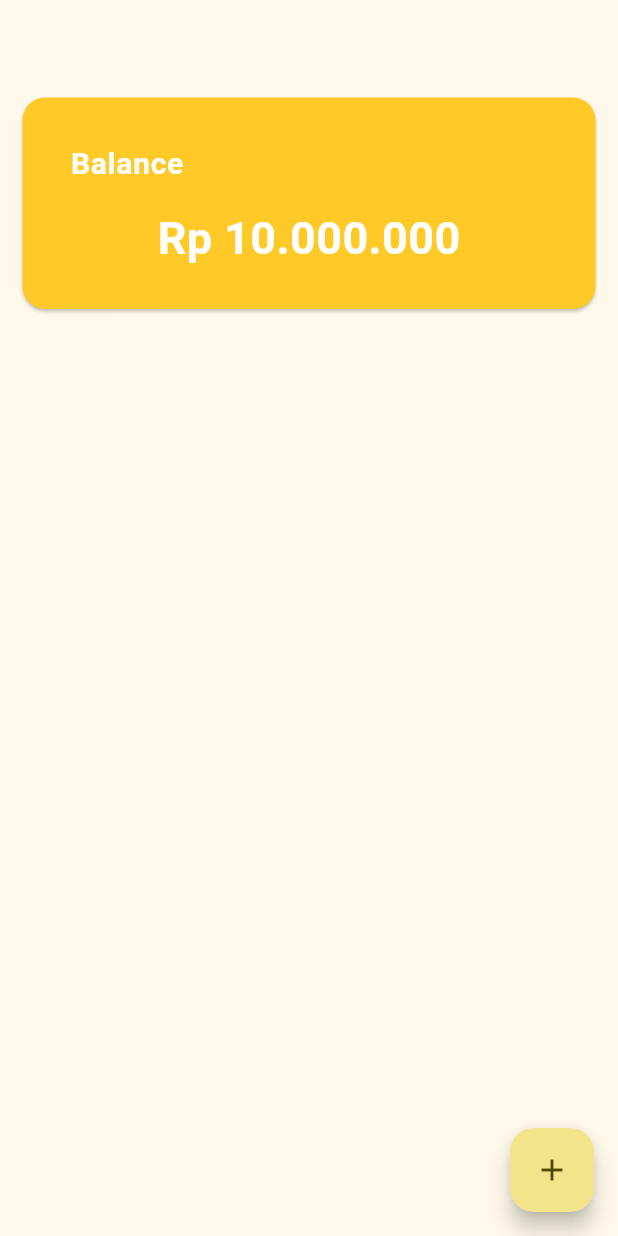
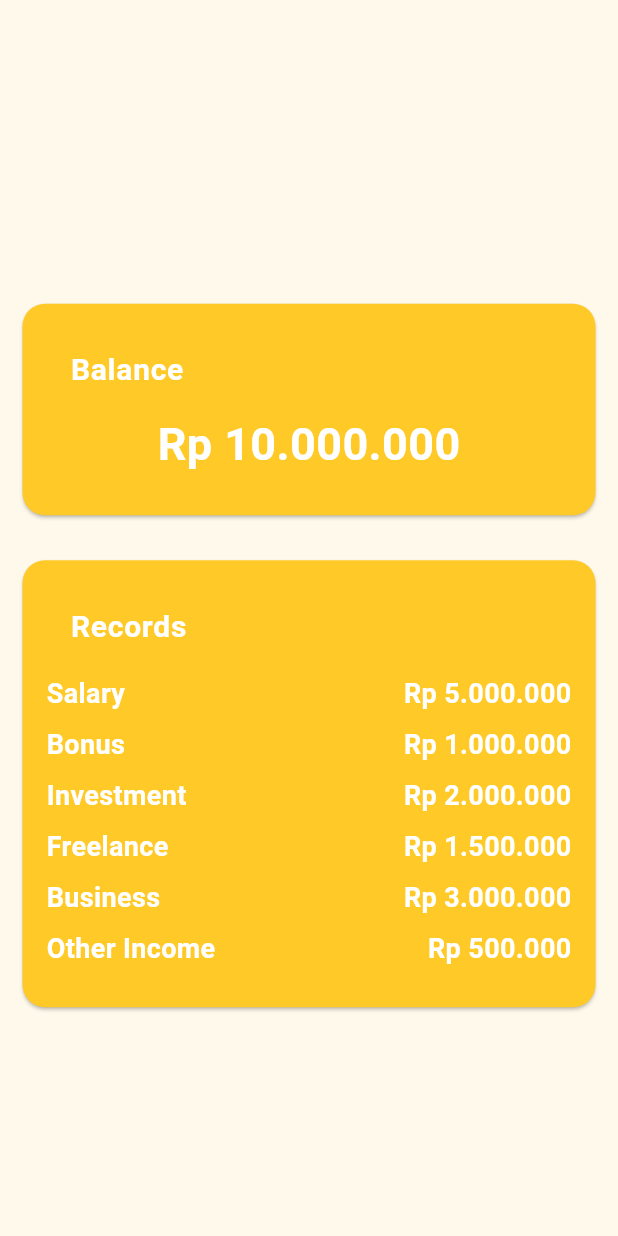
Before and after one commit to Djuanzz/ppb-expense-tracker, a Flutter app: the screen it shows after launch, on a phone screen of 412 x 824 dp. Run offline on Flutter 3.47's test engine with Material 3 defaults, Android fonts, the phone set to English and light mode, and no system bars.

Commit message:
feat: records card

```diff
--- a/lib/screens/homepage.dart
+++ b/lib/screens/homepage.dart
@@ -11,7 +11,8 @@ class _HomePageState extends State<HomePage> {
   @override
   Widget build(BuildContext context) {
     return Scaffold(
-      body: SingleChildScrollView(
+      body: Center(
+        child: SingleChildScrollView(
           child: Column(
             mainAxisAlignment: MainAxisAlignment.center,
             children: [
@@ -50,15 +51,78 @@ class _HomePageState extends State<HomePage> {
                   ),
                 ),
               ),
+              Card(
+                color: Colors.amber[400],
+                shape: RoundedRectangleBorder(
+                  borderRadius: BorderRadius.circular(15),
+                ),
+                margin: const EdgeInsets.all(15),
+                child: Padding(
+                  padding: const EdgeInsets.all(16.0),
+                  child: Column(
+                    mainAxisSize: MainAxisSize.min,
+                    children: <Widget>[
+                      ListTile(
+                        title: Text(
+                          'Records',
+                          style: TextStyle(
+                            fontSize: 20,
+                            fontWeight: FontWeight.bold,
+                            color: Colors.white,
+                          ),
+                        ),
+                      ),
+                      // Bungkus dengan SizedBox untuk memberi batas tinggi scroll
+                      SizedBox(
+                        height: 200, // Sesuaikan tinggi agar bisa di-scroll
+                        child: SingleChildScrollView(
+                          child: Column(
+                            children: [
+                              buildExpenseRow('Salary', 'Rp 5.000.000'),
+                              buildExpenseRow('Bonus', 'Rp 1.000.000'),
+                              buildExpenseRow('Investment', 'Rp 2.000.000'),
+                              buildExpenseRow('Freelance', 'Rp 1.500.000'),
+                              buildExpenseRow('Business', 'Rp 3.000.000'),
+                              buildExpenseRow('Other Income', 'Rp 500.000'),
                             ],
                           ),
                         ),
-      floatingActionButton: FloatingActionButton(
-        onPressed: () {
-          // --------------------------;
-        },
-        tooltip: 'Add Record',
-        child: const Icon(Icons.add),
+                      ),
+                      const SizedBox(height: 10),
+                    ],
+                  ),
+                ),
+              ),
+            ],
+          ),
+        ),
+      ),
+    );
+  }
+
+  Widget buildExpenseRow(String category, String amount) {
+    return Padding(
+      padding: const EdgeInsets.symmetric(vertical: 4.0),
+      child: Row(
+        mainAxisAlignment: MainAxisAlignment.spaceBetween,
+        children: [
+          Text(
+            category,
+            style: TextStyle(
+              fontSize: 18,
+              fontWeight: FontWeight.bold,
+              color: Colors.white,
+            ),
+          ),
+          Text(
+            amount,
+            style: TextStyle(
+              fontSize: 18,
+              fontWeight: FontWeight.bold,
+              color: Colors.white,
+            ),
+          ),
+        ],
       ),
     );
   }
```
Lines whose indentation alone changed are shown as unchanged.
